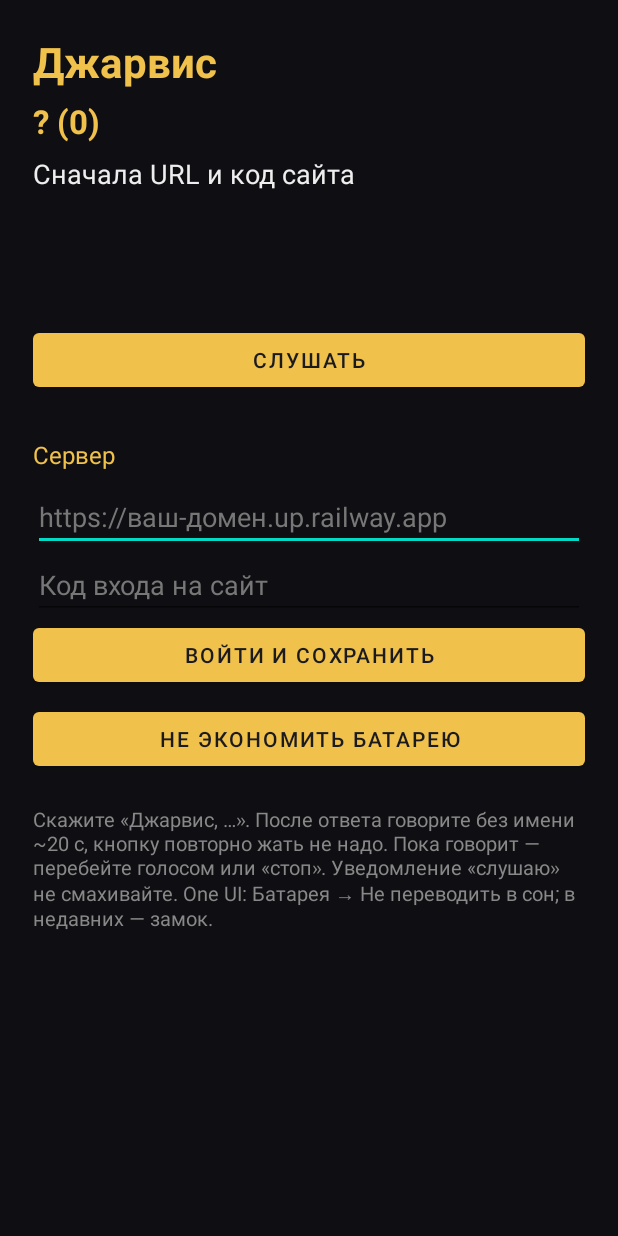
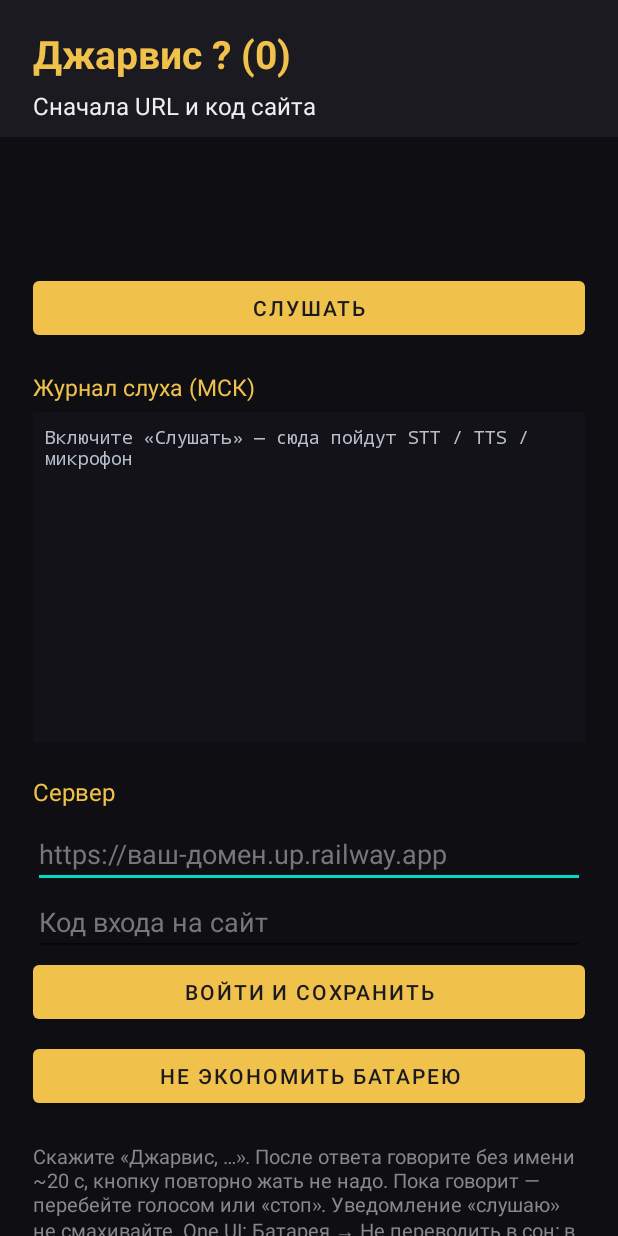
Before and after one commit to silviatools/jarvis, an Android app: the screen it shows after launch (MainActivity), on a phone screen of 412 x 824 dp. Run offline under Robolectric (Android 15) with nearby library versions, the phone set to English and light mode, and no system bars.

Commit message:
Планшет 1.3: журнал слуха и антифлап микрофона
Шапка без прокрутки «Джарвис 1.3 (4)». STT не уничтожается на NO_MATCH/TIMEOUT.
Barge-in по порогу относительно пола шума, не эхо TTS.

Co-authored-by: silviatools <silviatools@mail.ru>

```diff
--- a/android/tablet-voice/app/build.gradle.kts
+++ b/android/tablet-voice/app/build.gradle.kts
@@ -18,8 +18,8 @@ android {
         applicationId = "ru.jarvis.tablet"
         minSdk = 33
         targetSdk = 34
-        versionCode = 3
-        versionName = "1.2"
+        versionCode = 4
+        versionName = "1.3"
     }
     buildTypes {
         debug {
--- a/android/tablet-voice/app/src/main/java/ru/jarvis/tablet/MainActivity.kt
+++ b/android/tablet-voice/app/src/main/java/ru/jarvis/tablet/MainActivity.kt
@@ -25,6 +25,8 @@ class MainActivity : AppCompatActivity() {
     private lateinit var url: EditText
     private lateinit var password: EditText
     private lateinit var toggle: Button
+    private lateinit var logView: TextView
+    private lateinit var logScroll: android.widget.ScrollView
 
     override fun onCreate(savedInstanceState: Bundle?) {
         super.onCreate(savedInstanceState)
@@ -35,7 +37,9 @@ class MainActivity : AppCompatActivity() {
         url = findViewById(R.id.url)
         password = findViewById(R.id.password)
         toggle = findViewById(R.id.toggle)
-        findViewById<TextView>(R.id.version).text = AppVer.label(this)
+        logView = findViewById(R.id.log)
+        logScroll = findViewById(R.id.logScroll)
+        findViewById<TextView>(R.id.version).text = getString(R.string.version_fmt, AppVer.label(this))
         url.setText(Prefs.url)
         findViewById<Button>(R.id.save).setOnClickListener { login() }
         toggle.setOnClickListener { toggleListen() }
@@ -52,6 +56,12 @@ class MainActivity : AppCompatActivity() {
             if (a.isNotBlank()) answer.text = a
             toggle.text = if (phase == VoiceService.Phase.OFF) getString(R.string.listen_on) else getString(R.string.listen_off)
         }
+        VoiceLog.listener = { text ->
+            logView.text = text
+            logScroll.post { logScroll.fullScroll(android.view.View.FOCUS_DOWN) }
+        }
+        val snap = VoiceLog.snapshot()
+        if (snap.isNotBlank()) logView.text = snap
         if (Prefs.listenOn && Prefs.configured() && !VoiceService.running.get()) {
             VoiceService.start(this)
         }
@@ -60,6 +70,7 @@ class MainActivity : AppCompatActivity() {
 
     override fun onPause() {
         bus.listener = null
+        VoiceLog.listener = null
         super.onPause()
     }
 
--- /dev/null
+++ b/android/tablet-voice/app/src/main/java/ru/jarvis/tablet/VoiceLog.kt
@@ -0,0 +1,38 @@
+package ru.jarvis.tablet
+
+import android.os.Handler
+import android.os.Looper
+import java.time.ZoneId
+import java.time.ZonedDateTime
+import java.time.format.DateTimeFormatter
+
+object VoiceLog {
+    const val MAX = 90
+    private val lines = ArrayDeque<String>()
+    private val main = Handler(Looper.getMainLooper())
+    private val clock = DateTimeFormatter.ofPattern("HH:mm:ss.SSS")
+    private val msk = ZoneId.of("Europe/Moscow")
+    @Volatile var listener: ((String) -> Unit)? = null
+
+    fun add(msg: String) {
+        val line = ZonedDateTime.now(msk).format(clock) + "  " + mask(msg)
+        val snap: String
+        synchronized(lines) {
+            lines.addLast(line)
+            while (lines.size > MAX) lines.removeFirst()
+            snap = lines.joinToString("\n")
+        }
+        main.post { listener?.invoke(snap) }
+    }
+
+    fun snapshot(): String = synchronized(lines) { lines.joinToString("\n") }
+
+    fun mask(raw: String): String {
+        var s = raw
+        s = s.replace(Regex("(?i)bearer\\s+\\S+"), "Bearer ***")
+        s = s.replace(Regex("(?i)(token|password|пароль|api[_-]?key)\\s*[:=]\\s*\\S+"), "$1=***")
+        s = s.replace(Regex("https?://[^\\s]+"), "https://…")
+        s = s.replace(Regex("sk-(?:ant-)?[A-Za-z0-9_-]{8,}"), "sk-***")
+        return s
+    }
+}
--- a/android/tablet-voice/app/src/main/res/layout/activity_main.xml
+++ b/android/tablet-voice/app/src/main/res/layout/activity_main.xml
@@ -1,9 +1,45 @@
 <?xml version="1.0" encoding="utf-8"?>
-<ScrollView xmlns:android="http://schemas.android.com/apk/res/android"
+<LinearLayout xmlns:android="http://schemas.android.com/apk/res/android"
     android:layout_width="match_parent"
     android:layout_height="match_parent"
-    android:fillViewport="true"
+    android:orientation="vertical"
     android:background="#0F0F13">
+
+    <!-- Всегда на экране, без прокрутки -->
+    <LinearLayout
+        android:layout_width="match_parent"
+        android:layout_height="wrap_content"
+        android:orientation="vertical"
+        android:paddingStart="22dp"
+        android:paddingEnd="22dp"
+        android:paddingTop="18dp"
+        android:paddingBottom="10dp"
+        android:background="#1A1A20">
+
+        <TextView
+            android:id="@+id/version"
+            android:layout_width="match_parent"
+            android:layout_height="wrap_content"
+            android:text="@string/version_placeholder"
+            android:textColor="#F0C14B"
+            android:textSize="26sp"
+            android:textStyle="bold" />
+
+        <TextView
+            android:id="@+id/status"
+            android:layout_width="match_parent"
+            android:layout_height="wrap_content"
+            android:layout_marginTop="6dp"
+            android:text="@string/off"
+            android:textColor="#EEEEEE"
+            android:textSize="16sp" />
+    </LinearLayout>
+
+    <ScrollView
+        android:layout_width="match_parent"
+        android:layout_height="0dp"
+        android:layout_weight="1"
+        android:fillViewport="true">
 
         <LinearLayout
             android:layout_width="match_parent"
@@ -12,37 +48,9 @@
             android:padding="22dp">
 
             <TextView
-            android:layout_width="wrap_content"
-            android:layout_height="wrap_content"
-            android:text="@string/app_name"
-            android:textColor="#F0C14B"
-            android:textSize="28sp"
-            android:textStyle="bold" />
-
-        <TextView
-            android:id="@+id/version"
-            android:layout_width="match_parent"
-            android:layout_height="wrap_content"
-            android:layout_marginTop="6dp"
-            android:textColor="#F0C14B"
-            android:textSize="22sp"
-            android:textStyle="bold"
-            android:text="@string/version_placeholder" />
-
-        <TextView
-            android:id="@+id/status"
-            android:layout_width="match_parent"
-            android:layout_height="wrap_content"
-            android:layout_marginTop="8dp"
-            android:text="@string/off"
-            android:textColor="#EEEEEE"
-            android:textSize="18sp" />
-
-        <TextView
                 android:id="@+id/heard"
                 android:layout_width="match_parent"
                 android:layout_height="wrap_content"
-            android:layout_marginTop="16dp"
                 android:textColor="#9AD1FF"
                 android:textSize="16sp" />
 
@@ -58,13 +66,40 @@
                 android:id="@+id/toggle"
                 android:layout_width="match_parent"
                 android:layout_height="wrap_content"
-            android:layout_marginTop="20dp"
+                android:layout_marginTop="16dp"
                 android:text="@string/listen_on" />
 
             <TextView
                 android:layout_width="wrap_content"
                 android:layout_height="wrap_content"
-            android:layout_marginTop="28dp"
+                android:layout_marginTop="18dp"
+                android:text="@string/log_title"
+                android:textColor="#F0C14B"
+                android:textSize="15sp" />
+
+            <ScrollView
+                android:id="@+id/logScroll"
+                android:layout_width="match_parent"
+                android:layout_height="220dp"
+                android:layout_marginTop="6dp"
+                android:background="#121218"
+                android:padding="8dp"
+                android:fillViewport="true">
+
+                <TextView
+                    android:id="@+id/log"
+                    android:layout_width="match_parent"
+                    android:layout_height="wrap_content"
+                    android:fontFamily="monospace"
+                    android:textColor="#B8C0CC"
+                    android:textSize="12sp"
+                    android:text="@string/log_empty" />
+            </ScrollView>
+
+            <TextView
+                android:layout_width="wrap_content"
+                android:layout_height="wrap_content"
+                android:layout_marginTop="22dp"
                 android:text="@string/settings"
                 android:textColor="#F0C14B"
                 android:textSize="16sp" />
@@ -110,3 +145,4 @@
                 android:textSize="13sp" />
         </LinearLayout>
     </ScrollView>
+</LinearLayout>
--- a/android/tablet-voice/app/src/main/res/values/strings.xml
+++ b/android/tablet-voice/app/src/main/res/values/strings.xml
@@ -1,7 +1,10 @@
 <?xml version="1.0" encoding="utf-8"?>
 <resources>
     <string name="app_name">Джарвис</string>
-    <string name="version_placeholder">…</string>
+    <string name="version_placeholder">Джарвис …</string>
+    <string name="version_fmt">Джарвис %1$s</string>
+    <string name="log_title">Журнал слуха (МСК)</string>
+    <string name="log_empty">Включите «Слушать» — сюда пойдут STT / TTS / микрофон</string>
     <string name="notif_title">Джарвис · %1$s</string>
     <string name="channel_name">Слушаю</string>
     <string name="channel_desc">Микрофон Джарвиса не должен засыпать</string>
```
Also changed, not shown: android/tablet-voice/app/src/main/java/ru/jarvis/tablet/MicKeep.kt (+49 -19 lines), android/tablet-voice/app/src/main/java/ru/jarvis/tablet/VoiceService.kt (+163 -51 lines), 1 other file. Lines whose indentation alone changed are shown as unchanged.
